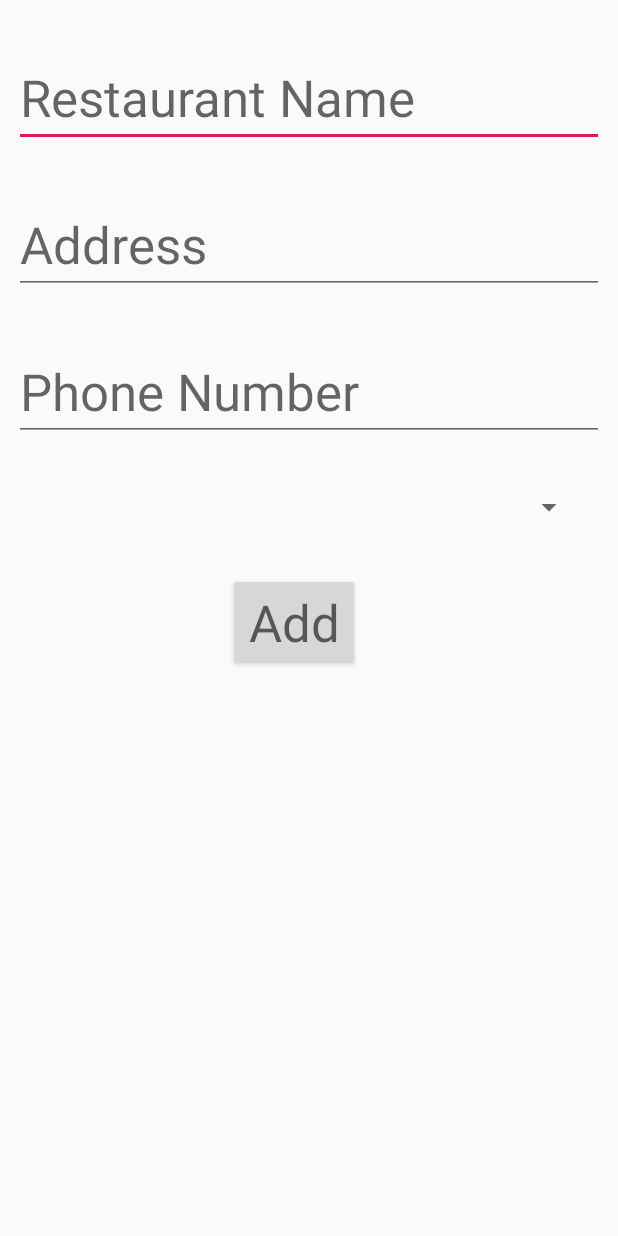
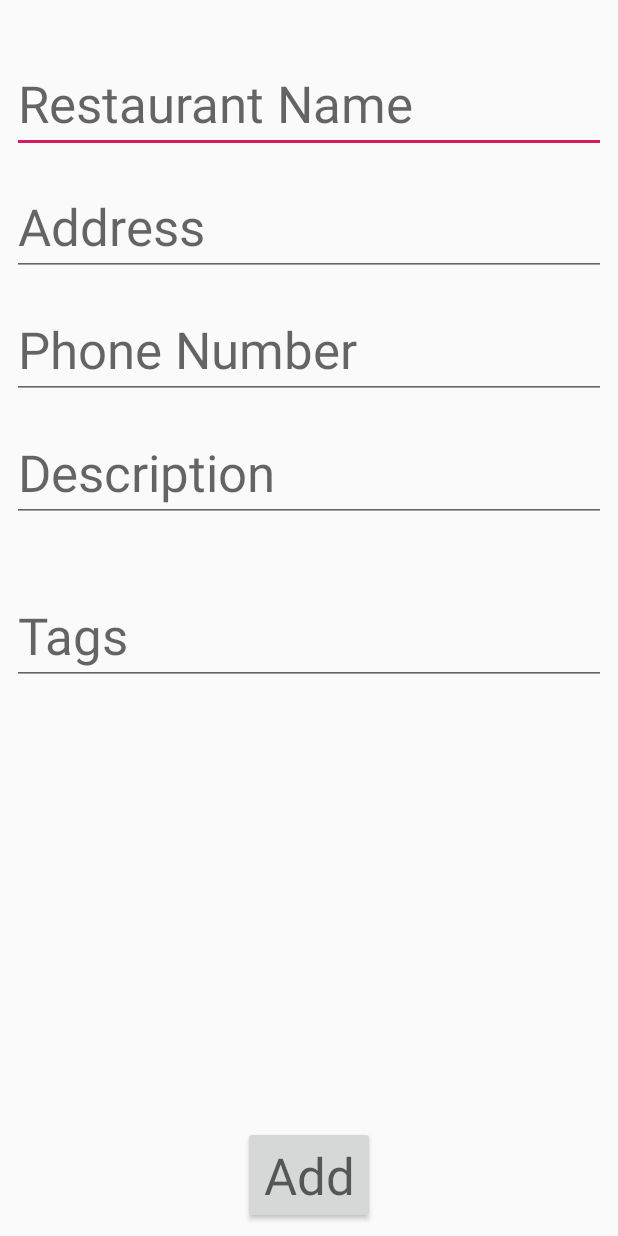
Before and after one commit to habdallah005/AndroidFinalProject, an Android app: the AddRestaurant screen opened directly, with no data from a screen before it, on a phone screen of 412 x 824 dp. Run offline under Robolectric (Android 15) with nearby library versions, the phone set to English and light mode, and no system bars.

Commit message:
Add now works. MyRestaurants will crash if opened. I believe line 34- 36 is the culprit.

```diff
--- a/app/src/main/java/com/example/abdallah/AndroidRestaurant/AddRestaurant.java
+++ b/app/src/main/java/com/example/abdallah/AndroidRestaurant/AddRestaurant.java
@@ -1,9 +1,18 @@
 package com.example.abdallah.AndroidRestaurant;
 
+import android.content.Context;
 import android.os.Bundle;
 import android.app.Activity;
+import android.view.View;
+import android.widget.ArrayAdapter;
+import android.widget.Button;
+import android.widget.EditText;
+import android.widget.Toast;
 
+import com.example.abdallah.Backend.helpers.DBHelper;
 import com.example.abdallah.R;
+
+import java.util.ArrayList;
 
 
 public class AddRestaurant extends Activity {
@@ -12,6 +21,36 @@ public class AddRestaurant extends Activity {
     protected void onCreate(Bundle savedInstanceState) {
         super.onCreate(savedInstanceState);
         setContentView(R.layout.activity_add_restaurant);
+
+        final DBHelper db = new DBHelper(this);
+
+        Button btn = findViewById(R.id.btnAdd);
+        final EditText text1 = findViewById(R.id.txtName);
+        final EditText text2 =findViewById(R.id.txtAddress);
+        final EditText text3 =findViewById(R.id.txtPhone);
+        final EditText text4 =findViewById(R.id.txtDescription);
+        final EditText text5 =findViewById(R.id.txtTags);
+
+        btn.setOnClickListener(new View.OnClickListener() {
+            @Override
+            public void onClick(View v) {
+                {
+                    String value1 = text1.getText().toString();
+                    String value2 =text2.getText().toString();
+                    String value3 =text3.getText().toString();
+                    String value4 =text4.getText().toString();
+                    String value5 =text5.getText().toString();
+
+                    db.insertData(value1,value2,value3,value4,value5);
+
+                    Context context = getApplicationContext();
+                    CharSequence text = "Submitted... i think!";
+                    int duration = Toast.LENGTH_SHORT;
+
+                    Toast toast = Toast.makeText(context, text, duration);
+                    toast.show();
+                }
+            }
+        });
     }
-
 }
--- a/app/src/main/res/layout/activity_add_restaurant.xml
+++ b/app/src/main/res/layout/activity_add_restaurant.xml
@@ -7,12 +7,12 @@
     tools:context=".AndroidRestaurant.AddRestaurant">
 
     <EditText
-        android:id="@+id/txtAddName"
-        android:layout_width="wrap_content"
-        android:layout_height="0dp"
+        android:id="@+id/txtName"
+        android:layout_width="0dp"
+        android:layout_height="wrap_content"
         android:layout_marginStart="8dp"
         android:layout_marginLeft="8dp"
-        android:layout_marginTop="32dp"
+        android:layout_marginTop="36dp"
         android:layout_marginEnd="8dp"
         android:layout_marginRight="8dp"
         android:ems="10"
@@ -20,16 +20,17 @@
         android:inputType="textPersonName"
         android:textAppearance="@style/TextAppearance.AppCompat.Display1"
         app:layout_constraintEnd_toEndOf="parent"
+        app:layout_constraintHorizontal_bias="1.0"
         app:layout_constraintStart_toStartOf="parent"
         app:layout_constraintTop_toTopOf="parent" />
 
     <EditText
         android:id="@+id/txtAddress"
-        android:layout_width="wrap_content"
-        android:layout_height="0dp"
+        android:layout_width="0dp"
+        android:layout_height="wrap_content"
         android:layout_marginStart="8dp"
         android:layout_marginLeft="8dp"
-        android:layout_marginTop="32dp"
+        android:layout_marginTop="16dp"
         android:layout_marginEnd="8dp"
         android:layout_marginRight="8dp"
         android:ems="10"
@@ -37,16 +38,17 @@
         android:inputType="textPersonName"
         android:textAppearance="@style/TextAppearance.AppCompat.Display1"
         app:layout_constraintEnd_toEndOf="parent"
+        app:layout_constraintHorizontal_bias="0.0"
         app:layout_constraintStart_toStartOf="parent"
-        app:layout_constraintTop_toBottomOf="@+id/txtAddName" />
+        app:layout_constraintTop_toBottomOf="@+id/txtName" />
 
     <EditText
         android:id="@+id/txtPhone"
-        android:layout_width="wrap_content"
+        android:layout_width="0dp"
         android:layout_height="wrap_content"
         android:layout_marginStart="8dp"
         android:layout_marginLeft="8dp"
-        android:layout_marginTop="32dp"
+        android:layout_marginTop="16dp"
         android:layout_marginEnd="8dp"
         android:layout_marginRight="8dp"
         android:ems="10"
@@ -54,36 +56,61 @@
         android:inputType="phone"
         android:textAppearance="@style/TextAppearance.AppCompat.Display1"
         app:layout_constraintEnd_toEndOf="parent"
+        app:layout_constraintHorizontal_bias="1.0"
         app:layout_constraintStart_toStartOf="parent"
         app:layout_constraintTop_toBottomOf="@+id/txtAddress" />
 
-    <Spinner
-        android:id="@+id/spinner"
-        android:layout_width="368dp"
-        android:layout_height="wrap_content"
-        android:layout_marginStart="8dp"
-        android:layout_marginLeft="8dp"
-        android:layout_marginTop="32dp"
-        android:layout_marginEnd="8dp"
-        android:layout_marginRight="8dp"
-        app:layout_constraintEnd_toEndOf="parent"
-        app:layout_constraintStart_toStartOf="parent"
-        app:layout_constraintTop_toBottomOf="@+id/txtPhone" />
-
     <Button
-        android:id="@+id/button"
+        android:id="@+id/btnAdd"
         android:layout_width="wrap_content"
         android:layout_height="0dp"
         android:layout_marginStart="8dp"
         android:layout_marginLeft="8dp"
-        android:layout_marginTop="32dp"
         android:layout_marginEnd="8dp"
         android:layout_marginRight="8dp"
+        android:layout_marginBottom="8dp"
         android:text="Add"
         android:textAppearance="@style/TextAppearance.AppCompat.Display1"
+        app:layout_constraintBottom_toBottomOf="parent"
         app:layout_constraintEnd_toEndOf="parent"
-        app:layout_constraintHorizontal_bias="0.467"
+        app:layout_constraintStart_toStartOf="parent" />
+
+    <EditText
+        android:id="@+id/txtDescription"
+        android:layout_width="0dp"
+        android:layout_height="wrap_content"
+        android:layout_marginStart="8dp"
+        android:layout_marginLeft="8dp"
+        android:layout_marginTop="16dp"
+        android:layout_marginEnd="8dp"
+        android:layout_marginRight="8dp"
+        android:ems="10"
+        android:hint="Description"
+        android:inputType="textPersonName"
+        android:textAppearance="@style/TextAppearance.AppCompat.Display1"
+        app:layout_constraintEnd_toEndOf="parent"
+        app:layout_constraintHorizontal_bias="0.0"
         app:layout_constraintStart_toStartOf="parent"
-        app:layout_constraintTop_toBottomOf="@+id/spinner" />
+        app:layout_constraintTop_toBottomOf="@+id/txtPhone" />
+
+    <EditText
+        android:id="@+id/txtTags"
+        android:layout_width="0dp"
+        android:layout_height="wrap_content"
+        android:layout_marginStart="8dp"
+        android:layout_marginLeft="8dp"
+        android:layout_marginEnd="8dp"
+        android:layout_marginRight="8dp"
+        android:layout_marginBottom="8dp"
+        android:ems="10"
+        android:hint="Tags"
+        android:inputType="textPersonName"
+        android:textAppearance="@style/TextAppearance.AppCompat.Display1"
+        app:layout_constraintBottom_toTopOf="@+id/btnAdd"
+        app:layout_constraintEnd_toEndOf="parent"
+        app:layout_constraintHorizontal_bias="1.0"
+        app:layout_constraintStart_toStartOf="parent"
+        app:layout_constraintTop_toBottomOf="@+id/txtDescription"
+        app:layout_constraintVertical_bias="0.129" />
 
 </android.support.constraint.ConstraintLayout>
```
Also changed, not shown: app/src/main/java/com/example/abdallah/AndroidRestaurant/MainMenu.java (+7 -7 lines), app/src/main/java/com/example/abdallah/AndroidRestaurant/MyRestaurants.java (+27 -2 lines), app/src/main/java/com/example/abdallah/Backend/helpers/DBHelper.java (+20 -0 lines), app/src/main/java/com/example/abdallah/Backend/helpers/RestaurantContract.java (+5 -4 lines), app/src/main/java/com/example/abdallah/Backend/model/Restaurant.java (+7 -1 lines), app/src/main/res/layout/activity_main.xml (deleted, +0 -18 lines), app/src/main/res/layout/activity_main_menu.xml (+4 -5 lines), app/src/main/res/layout/activity_my_restaurants.xml (+14 -0 lines).
